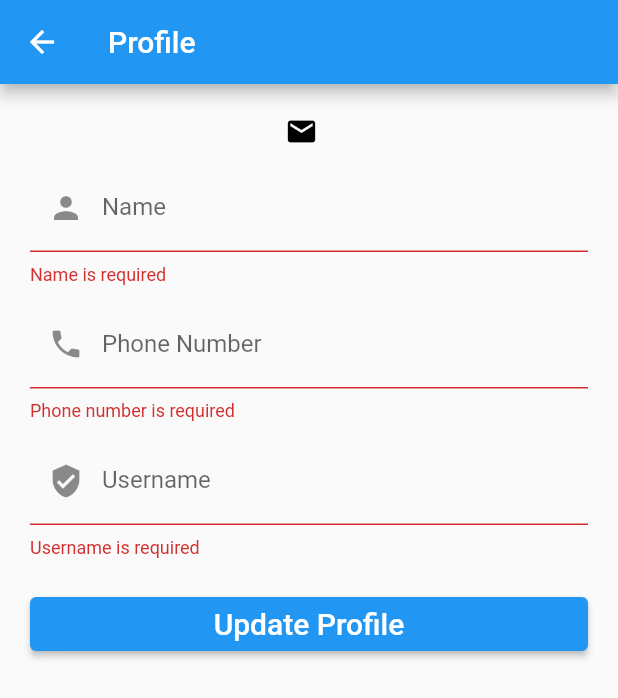
After one commit to 220049/KUKUR-BIRALO, a Flutter app: the ProfileScreen screen opened by its route, after a tap on "Update Profile", on a phone screen of 412 x 824 dp. The commit adds this screen. Shown: the top 698 px of the screen. Run offline on Flutter 3.47's test engine with Material 2 defaults, Android fonts, the phone set to English and light mode, and no system bars; drawn by our look-alikes of loader_overlay; our stand-ins replace cloud_firestore, firebase_auth, firebase_core, firebase_messaging, firebase_storage, flutter_local_notifications and 2 more; missing offline and left inert: dart:ffi; accounts and stored records are empty; Roboto replaces fonts that are missing (WorkSansSemiBold).

Commit message:
validation updated

```diff
--- a/KUKUR-BIRALO/lib/main.dart
+++ b/KUKUR-BIRALO/lib/main.dart
@@ -1,6 +1,7 @@
 import 'package:firebase_core/firebase_core.dart';
 import 'package:flutter/material.dart';
 import 'package:loader_overlay/loader_overlay.dart';
+import 'package:n_baz/screens/account/profile_screen.dart';
 import 'package:n_baz/screens/auth/forget_password_screen.dart';
 import 'package:n_baz/screens/auth/login_screen.dart';
 import 'package:n_baz/screens/auth/register_screen.dart';
@@ -81,6 +82,7 @@ class MyApp extends StatelessWidget {
                 "/single-product": (BuildContext context)=>SingleProductScreen(),
                 "/single-category": (BuildContext context)=>SingleCategoryScreen(),
                 "/my-products": (BuildContext context)=>MyProductScreen(),
+                "/my-profile": (BuildContext context)=>ProfileScreen(),
               },
             );
           }
--- a/KUKUR-BIRALO/lib/repositories/auth_repositories.dart
+++ b/KUKUR-BIRALO/lib/repositories/auth_repositories.dart
@@ -78,4 +78,12 @@ class AuthRepository{
       rethrow;
     }
   }
+  Future<void> updateUserProfile(UserModel updatedUser) async {
+    try {
+      // Update the user's profile in the Firestore collection
+      await userRef.doc(updatedUser.id).set(updatedUser);
+    } catch (error) {
+      throw error;
+    }
+  }
 }
--- a/KUKUR-BIRALO/lib/screens/account/account_screen.dart
+++ b/KUKUR-BIRALO/lib/screens/account/account_screen.dart
@@ -63,12 +63,20 @@ class _AccountScreenState extends State<AccountScreen> {
           SizedBox(
             height: 10,
           ),
+          // makeSettings(
+          //     icon: Icon(Icons.sell),
+          //     title: "My Products",
+          //     subtitle: "Get listing of my products",
+          //     onTap: (){
+          //       Navigator.of(context).pushNamed("/my-products");
+          //     }
+          // ),
           makeSettings(
-              icon: Icon(Icons.sell),
-              title: "My Products",
-              subtitle: "Get listing of my products",
+              icon: Icon(Icons.person),
+              title: "My Profile",
+              subtitle: "View and Update profile",
               onTap: (){
-                Navigator.of(context).pushNamed("/my-products");
+                Navigator.of(context).pushNamed("/my-profile");
               }
           ),
           makeSettings(
--- /dev/null
+++ b/KUKUR-BIRALO/lib/screens/account/profile_screen.dart
@@ -0,0 +1,230 @@
+import 'package:flutter/material.dart';
+import 'package:n_baz/models/user_model.dart';
+import 'package:provider/provider.dart';
+
+import '../../viewmodels/auth_viewmodel.dart';
+import '../../viewmodels/global_ui_viewmodel.dart';
+
+class ProfileScreen extends StatefulWidget {
+  const ProfileScreen({Key? key}) : super(key: key);
+
+  @override
+  _ProfileScreenState createState() => _ProfileScreenState();
+}
+
+class _ProfileScreenState extends State<ProfileScreen> {
+  TextEditingController _nameController = TextEditingController();
+  TextEditingController _phoneNumberController = TextEditingController();
+  TextEditingController _usernameController = TextEditingController();
+
+  bool _obscureTextPassword = true;
+  bool _obscureTextPasswordConfirm = true;
+
+  late GlobalUIViewModel _ui;
+  late AuthViewModel _authViewModel;
+
+  @override
+  void initState() {
+    _ui = Provider.of<GlobalUIViewModel>(context, listen: false);
+    _authViewModel = Provider.of<AuthViewModel>(context, listen: false);
+    _populateFields();
+    super.initState();
+  }
+
+  void _populateFields() {
+    final currentUser = _authViewModel.loggedInUser;
+    if (currentUser != null) {
+      _nameController.text = currentUser.name ?? '';
+      _phoneNumberController.text = currentUser.phone ?? '';
+      _usernameController.text = currentUser.username ?? '';
+    }
+  }
+
+  void updateProfile() async {
+    if (_formKey.currentState == null || !_formKey.currentState!.validate()) {
+      return;
+    }
+    _ui.loadState(true);
+    try {
+      await _authViewModel.updateProfile(
+        UserModel(
+          name: _nameController.text,
+          phone: _phoneNumberController.text,
+          username: _usernameController.text,
+        ),
+      );
+      ScaffoldMessenger.of(context).showSnackBar(
+        const SnackBar(content: Text('Profile updated successfully')),
+      );
+    } catch (err) {
+      ScaffoldMessenger.of(context).showSnackBar(
+        SnackBar(content: Text(err.toString())),
+      );
+    }
+    _ui.loadState(false);
+  }
+
+  final _formKey = GlobalKey<FormState>();
+
+  @override
+  Widget build(BuildContext context) {
+    return Scaffold(
+      appBar: AppBar(
+        title: const Text('Profile'),
+      ),
+      body: Form(
+        key: _formKey,
+        child: SingleChildScrollView(
+          padding: const EdgeInsets.all(20),
+          child: Column(
+            crossAxisAlignment: CrossAxisAlignment.stretch,
+            children: [
+              Align(
+                alignment: Alignment.center,
+                child: Row(
+                  mainAxisAlignment: MainAxisAlignment.center,
+                  children: [
+                    Icon(
+                      Icons.email,
+                      color: Colors.black,
+                      size: 22.0,
+                    ),
+                    const SizedBox(width: 10),
+                    Text(
+                      _authViewModel.loggedInUser!.email.toString(),
+                      style: TextStyle(
+                        fontSize: 20,
+                        fontWeight: FontWeight.bold,
+                        color: Colors.green,
+                      ),
+                    ),
+                  ],
+                ),
+              ),
+
+
+
+              const SizedBox(height: 10),
+              TextFormField(
+                controller: _nameController,
+                validator: ValidateSignup.name,
+                keyboardType: TextInputType.name,
+                style: const TextStyle(
+                  fontFamily: 'WorkSansSemiBold',
+                  fontSize: 16.0,
+                  color: Colors.black,
+                ),
+                decoration: InputDecoration(
+                  labelText: 'Name',
+                  prefixIcon: const Icon(Icons.person),
+                ),
+              ),
+              const SizedBox(height: 10),
+              TextFormField(
+                controller: _phoneNumberController,
+                validator: ValidateSignup.phone,
+                keyboardType: TextInputType.phone,
+                style: const TextStyle(
+                  fontFamily: 'WorkSansSemiBold',
+                  fontSize: 16.0,
+                  color: Colors.black,
+                ),
+                decoration: InputDecoration(
+                  labelText: 'Phone Number',
+                  prefixIcon: const Icon(Icons.phone),
+                ),
+              ),
+              const SizedBox(height: 10),
+              TextFormField(
+                controller: _usernameController,
+                validator: ValidateSignup.username,
+                keyboardType: TextInputType.text,
+                style: const TextStyle(
+                  fontFamily: 'WorkSansSemiBold',
+                  fontSize: 16.0,
+                  color: Colors.black,
+                ),
+                decoration: InputDecoration(
+                  labelText: 'Username',
+                  prefixIcon: const Icon(Icons.verified_user),
+                ),
+              ),
+              const SizedBox(height: 20),
+              ElevatedButton(
+                onPressed: updateProfile,
+                child: const Text(
+                  'Update Profile',
+                  style: TextStyle(fontSize: 20),
+                ),
+              ),
+            ],
+          ),
+        ),
+      ),
+    );
+  }
+}
+
+class ValidateSignup {
+  static String? name(String? value) {
+    if (value == null || value.isEmpty) {
+      return "Name is required";
+    }
+
+    final specialCharactersRegex = RegExp(r"[^a-zA-Z\s]");
+    if (specialCharactersRegex.hasMatch(value)) {
+      return "Name should not contain special characters or numbers";
+    }
+
+    final words = value.split(" ");
+    for (var word in words) {
+      if (word.isNotEmpty && !_startsWithCapitalLetter(word)) {
+        return "Each word should start with a capital letter";
+      }
+      if (word.length > 1 && !_isLowerCase(word.substring(1))) {
+        return "Other letters in each word should be lowercase";
+      }
+    }
+
+    return null;
+  }
+
+  static bool _startsWithCapitalLetter(String word) {
+    final firstLetter = word.substring(0, 1);
+    return firstLetter == firstLetter.toUpperCase();
+  }
+
+  static bool _isLowerCase(String word) {
+    return word == word.toLowerCase();
+  }
+
+  static String? phone(String? value) {
+    if (value == null || value.isEmpty) {
+      return "Phone number is required";
+    }
+
+    final validNumberRegex = RegExp(r"^9\d{9}$");
+    if (!validNumberRegex.hasMatch(value)) {
+      return "Please enter a valid 10-digit phone number starting with 9";
+    }
+
+    return null;
+  }
+
+  static String? username(String? value) {
+    if (value == null || value.isEmpty) {
+      return "Username is required";
+    }
+
+    final validUsernameRegex = RegExp(r"^[a-z0-9]+$");
+    if (!validUsernameRegex.hasMatch(value)) {
+      return "Use a single word with small letters and numbers only";
+    }
+
+    if (value.length < 3) {
+      return "Username should have at least 3 letters";
+    }
+
+    return null;
+  }
+}
--- a/KUKUR-BIRALO/lib/viewmodels/auth_viewmodel.dart
+++ b/KUKUR-BIRALO/lib/viewmodels/auth_viewmodel.dart
@@ -63,6 +63,21 @@ class AuthViewModel with ChangeNotifier {
       _user = null;
       AuthRepository().logout();
       rethrow;
+    }
+  }
+  Future<void> updateProfile(UserModel updatedUser) async {
+    try {
+      // Logic to update the user profile in your data source (e.g., API call, database update)
+
+      // Assuming you have a method to update the user profile, such as updateUserProfile() in the AuthRepository
+      await AuthRepository().updateUserProfile(updatedUser);
+
+      // Update the logged-in user object in the ViewModel
+      _loggedInUser = updatedUser;
+
+      notifyListeners();
+    } catch (error) {
+      throw error; // Throw the error to be handled in the UI layer
     }
   }
 
```
